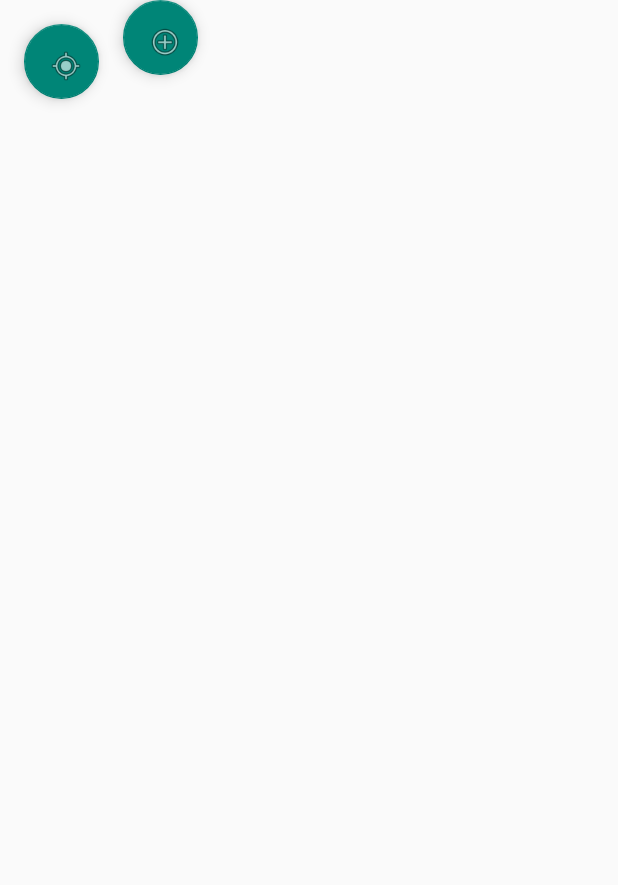
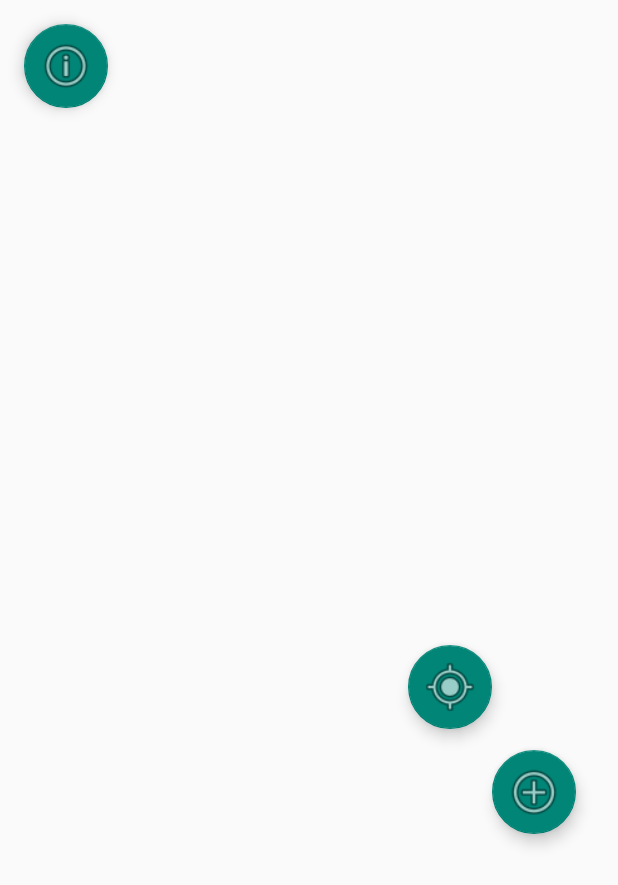
Before and after one commit to otherandy/DiarioMapa, an Android app: the screen it shows after launch (MapsActivity), on a phone screen of 412 x 824 dp. Shown: the top 885 px of the screen. Run offline under Robolectric (Android 15) with nearby library versions, the phone set to English and light mode, and no system bars; 6 statements that could not run were skipped.

Commit message:
boton y activity "about", añadido dummy layout para render de activitymaps

```diff
--- a/app/src/main/AndroidManifest.xml
+++ b/app/src/main/AndroidManifest.xml
@@ -2,9 +2,9 @@
 <manifest xmlns:android="http://schemas.android.com/apk/res/android"
     xmlns:tools="http://schemas.android.com/tools">
 
-    <uses-permission android:name="android.permission.ACCESS_FINE_LOCATION"/>
-    <uses-permission android:name="android.permission.ACCESS_COARSE_LOCATION"/>
-    <uses-permission android:name="com.google.android.providers.gsf.permission.READ_GSERVICES"/>
+    <uses-permission android:name="android.permission.ACCESS_FINE_LOCATION" />
+    <uses-permission android:name="android.permission.ACCESS_COARSE_LOCATION" />
+    <uses-permission android:name="com.google.android.providers.gsf.permission.READ_GSERVICES" />
 
     <application
         android:allowBackup="true"
@@ -16,10 +16,14 @@
         android:supportsRtl="true"
         android:theme="@style/Theme.DiarioMapa"
         tools:targetApi="31">
-
+        <activity
+            android:name=".AboutActivity"
+            android:exported="false">
+            <meta-data
+                android:name="android.app.lib_name"
+                android:value="" />
+        </activity>
         <!--
-
-
              To get one, follow the directions here:
 
                 https://developers.google.com/maps/documentation/android-sdk/get-api-key
--- a/app/src/main/java/com/proyecto/diario/MapsActivity.java
+++ b/app/src/main/java/com/proyecto/diario/MapsActivity.java
@@ -23,6 +23,7 @@ public class MapsActivity extends FragmentActivity implements OnMapReadyCallback
     private ActivityMapsBinding binding;
     private Button btnAdd;
     private Button btnPosition;
+    private Button btnAbout;
     Location currentLocation;
     FusedLocationProviderClient fusedLocationProviderClient;
 
@@ -39,8 +40,9 @@ public class MapsActivity extends FragmentActivity implements OnMapReadyCallback
                 .findFragmentById(R.id.map);
         mapFragment.getMapAsync(this);
 
-        btnAdd = (Button) findViewById(R.id.btnPosition);
+        btnAdd = (Button) findViewById(R.id.btnAdd);
         btnPosition = (Button) findViewById(R.id.btnPosition);
+        btnAbout = (Button) findViewById(R.id.btnAbout);
 
         fusedLocationProviderClient = LocationServices.getFusedLocationProviderClient(this);
 
@@ -52,6 +54,13 @@ public class MapsActivity extends FragmentActivity implements OnMapReadyCallback
         });
 
         btnPosition.setOnClickListener(new View.OnClickListener() {
+            @Override
+            public void onClick(View view) {
+
+            }
+        });
+
+        btnAbout.setOnClickListener(new View.OnClickListener() {
             @Override
             public void onClick(View view) {
 
--- a/app/src/main/res/layout/activity_main.xml
+++ b/app/src/main/res/layout/activity_main.xml
@@ -6,6 +6,6 @@
     android:id="@+id/activity_main"
     tools:context=".MainActivity">
 
-<!--    <include layout="@layout/activity_maps" />-->
+    <!-- <include layout="@layout/activity_maps"/> -->
     <include layout="@layout/activity_notes"/>
 </androidx.coordinatorlayout.widget.CoordinatorLayout>
--- a/app/src/main/res/layout/activity_maps.xml
+++ b/app/src/main/res/layout/activity_maps.xml
@@ -4,7 +4,8 @@
     xmlns:tools="http://schemas.android.com/tools"
     android:id="@+id/layout"
     android:layout_width="match_parent"
-    android:layout_height="match_parent">
+    android:layout_height="match_parent"
+    >
 
     <androidx.fragment.app.FragmentContainerView
         android:id="@+id/map"
@@ -17,31 +18,46 @@
         map:layout_constraintTop_toTopOf="parent"
         map:uiRotateGestures="true"
         map:uiZoomControls="true"
-        tools:context=".MapsActivity" />
+        tools:context=".MapsActivity"
+        tools:layout="@android:layout/simple_gallery_item" />
+
+
+    <com.google.android.material.floatingactionbutton.FloatingActionButton
+        android:id="@+id/btnAbout"
+        android:layout_width="wrap_content"
+        android:layout_height="wrap_content"
+        android:layout_marginLeft="16dp"
+        android:layout_marginTop="16dp"
+        android:layout_weight="1"
+        android:clickable="true"
+        android:contentDescription="about"
+        map:maxImageSize="40dp"
+        map:srcCompat="@android:drawable/ic_menu_info_details" />
 
     <com.google.android.material.floatingactionbutton.FloatingActionButton
         android:id="@+id/btnPosition"
-        android:layout_width="0dp"
-        android:layout_height="50dp"
-        android:layout_margin="16dp"
-        android:layout_weight="2"
+        android:layout_width="wrap_content"
+        android:layout_height="wrap_content"
+        android:layout_marginLeft="200dp"
+        android:layout_marginTop="430dp"
+
+        android:layout_weight="1"
         android:clickable="true"
-        map:layout_constraintBottom_toBottomOf="parent"
-        map:layout_constraintEnd_toEndOf="parent"
-        map:layout_constraintHorizontal_bias="1"
-        map:layout_constraintStart_toStartOf="parent"
-        map:layout_constraintTop_toTopOf="parent"
-        map:layout_constraintVertical_bias="4"
-        map:srcCompat="@android:drawable/ic_menu_mylocation"
-
-        />
+        android:contentDescription="Mi Ubicacion"
+        android:textAlignment="center"
+        android:visibility="visible"
+        map:maxImageSize="40dp"
+        map:srcCompat="@android:drawable/ic_menu_mylocation" />
 
     <com.google.android.material.floatingactionbutton.FloatingActionButton
         android:id="@+id/btnAdd"
-        android:layout_width="0dp"
-        android:layout_height="50dp"
+        android:layout_width="wrap_content"
+        android:layout_height="wrap_content"
+        android:layout_marginTop="500dp"
         android:layout_weight="1"
         android:clickable="true"
+        android:contentDescription="Agregar Nota"
+        map:maxImageSize="40dp"
         map:srcCompat="@android:drawable/ic_menu_add" />
 
 </LinearLayout>
```
